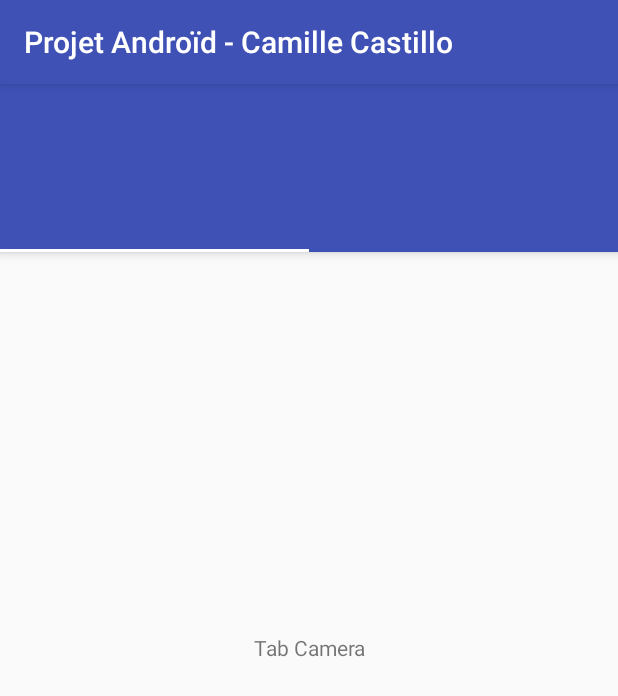
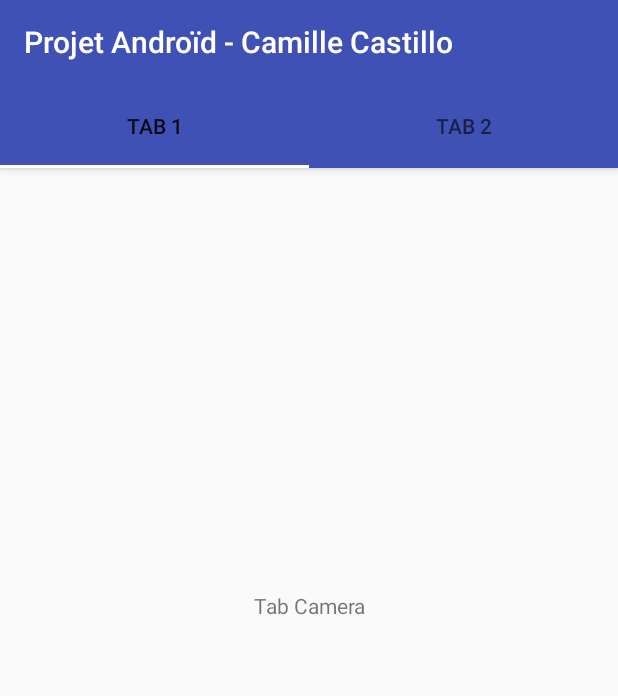
Before and after one commit to CamilleCastillo15/Android-project, an Android app: the screen it shows after launch (MainActivity), on a phone screen of 412 x 824 dp. Shown: the top 696 px of the screen. Run offline under Robolectric (Android 15) with nearby library versions, the phone set to English and light mode, and no system bars.

Commit message:
stage version deux tabs camera + web

```diff
--- a/src/main/java/com/camille/camille_castillo_projet_android_final/MainActivity.java
+++ b/src/main/java/com/camille/camille_castillo_projet_android_final/MainActivity.java
@@ -83,6 +83,13 @@ public class MainActivity extends AppCompatActivity {
 
         }
 
+        @Override
+        public CharSequence getPageTitle(int position) {
+            // For simplicity of this tutorial this string is hardcoded
+            // Otherwise it should be access using string resource
+            return "Tab " + (position + 1);
+        }
+
     }
 
 }
--- a/src/main/res/values/styles.xml
+++ b/src/main/res/values/styles.xml
@@ -1,11 +1,9 @@
 <resources>
-
     <!-- Base application theme. -->
-    <style name="AppTheme" parent="Theme.AppCompat.Light.DarkActionBar">
+    <style name="AppTheme" parent="Theme.AppCompat.Light.NoActionBar">
         <!-- Customize your theme here. -->
         <item name="colorPrimary">@color/colorPrimary</item>
         <item name="colorPrimaryDark">@color/colorPrimaryDark</item>
         <item name="colorAccent">@color/colorAccent</item>
     </style>
-
 </resources>
```
Also changed, not shown: 1 other file.
